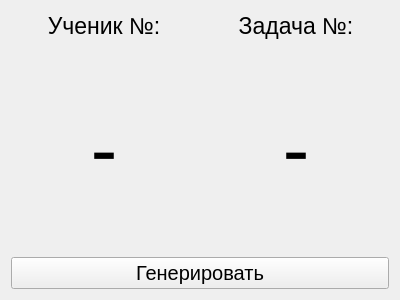
Old version of the form generator.ui in the repository Onexx/Tricky_Generator.
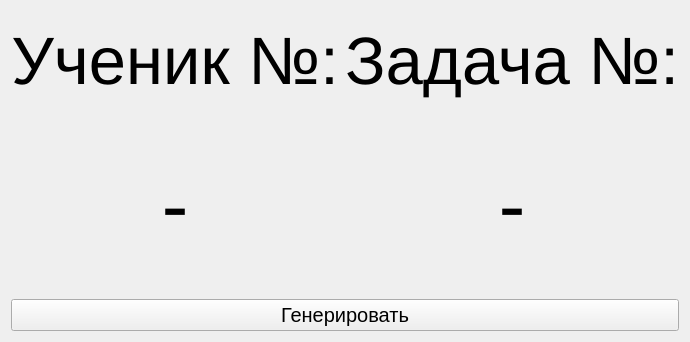
New version of the form.

The edit to the form file:
```diff
--- a/generator.ui
+++ b/generator.ui
@@ -6,8 +6,8 @@
    <rect>
     <x>0</x>
     <y>0</y>
-    <width>400</width>
-    <height>300</height>
+    <width>481</width>
+    <height>342</height>
    </rect>
   </property>
   <property name="windowTitle">
@@ -67,12 +67,12 @@
      <property name="maximumSize">
       <size>
        <width>16777215</width>
-       <height>30</height>
+       <height>100</height>
       </size>
      </property>
      <property name="font">
       <font>
-       <pointsize>17</pointsize>
+       <pointsize>50</pointsize>
       </font>
      </property>
      <property name="text">
@@ -88,12 +88,12 @@
      <property name="maximumSize">
       <size>
        <width>16777215</width>
-       <height>30</height>
+       <height>100</height>
       </size>
      </property>
      <property name="font">
       <font>
-       <pointsize>17</pointsize>
+       <pointsize>50</pointsize>
       </font>
      </property>
      <property name="text">
```
